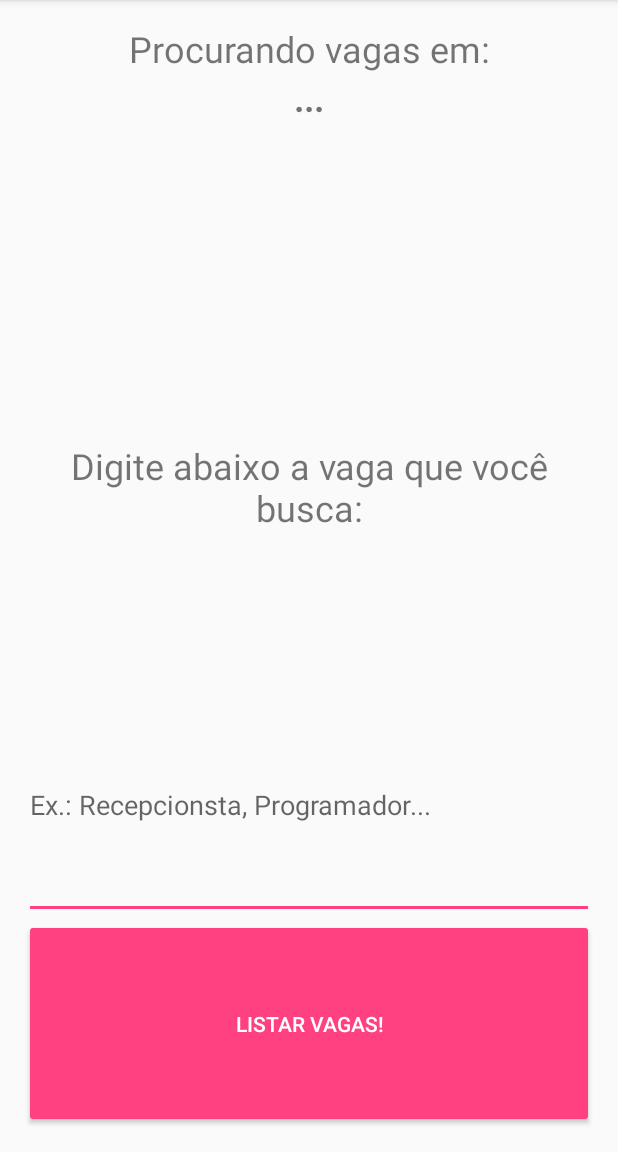
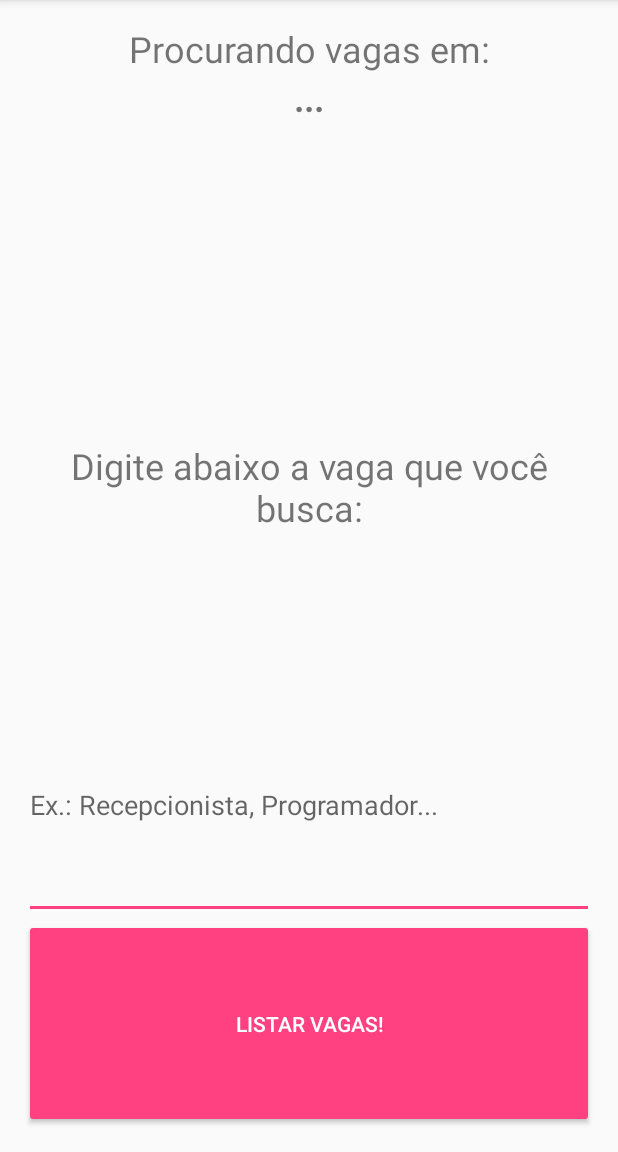
Before and after one commit to luizdefranca/EmpregoJa, an Android app: the screen it shows after launch (MainActivity), on a phone screen of 412 x 824 dp, the part 84-1236 px from its top. Run offline under Robolectric (Android 15) with nearby library versions, the light colour scheme and no system bars.

Commit message:
Correção de digitação

```diff
--- a/app/src/main/res/values/strings.xml
+++ b/app/src/main/res/values/strings.xml
@@ -3,5 +3,5 @@
     <string name="button_list">Listar Vagas!</string>
     <string name="label_cidade">Procurando vagas em:</string>
     <string name="label_tipo_vaga">Digite abaixo a vaga que você busca:</string>
-    <string name="hintTipoVaga">Ex.: Recepcionsta, Programador...</string>
+    <string name="hintTipoVaga">Ex.: Recepcionista, Programador...</string>
 </resources>
```
